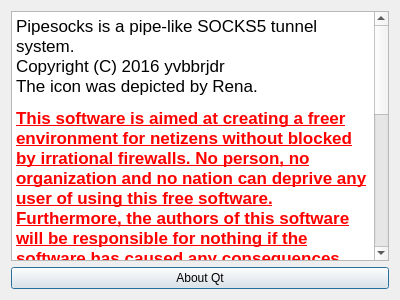
Old version of the form pipesocks/aboutdialog.ui in the repository pipesocks/pipesocks.
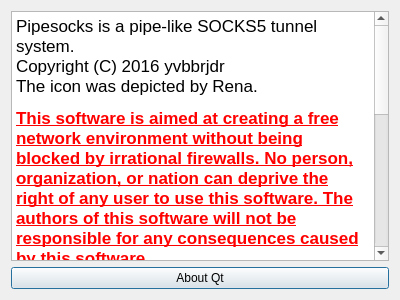
New version of the form.

```diff
--- a/pipesocks/aboutdialog.ui
+++ b/pipesocks/aboutdialog.ui
@@ -22,7 +22,7 @@
 p, li { white-space: pre-wrap; }
 &lt;/style&gt;&lt;/head&gt;&lt;body style=&quot; font-family:'.SF NS Text'; font-size:13pt; font-weight:400; font-style:normal;&quot;&gt;
 &lt;p style=&quot; margin-top:12px; margin-bottom:12px; margin-left:0px; margin-right:0px; -qt-block-indent:0; text-indent:0px;&quot;&gt;Pipesocks is a pipe-like SOCKS5 tunnel system.&lt;br /&gt;Copyright (C) 2016 yvbbrjdr&lt;br /&gt;The icon was depicted by Rena. &lt;/p&gt;
-&lt;p style=&quot; margin-top:12px; margin-bottom:12px; margin-left:0px; margin-right:0px; -qt-block-indent:0; text-indent:0px;&quot;&gt;&lt;span style=&quot; font-weight:600; text-decoration: underline; color:#ff0000;&quot;&gt;This software is aimed at creating a freer environment for netizens without blocked by irrational firewalls. No person, no organization and no nation can deprive any user of using this free software. Furthermore, the authors of this software will be responsible for nothing if the software has caused any consequences. &lt;/span&gt;&lt;/p&gt;
+&lt;p style=&quot; margin-top:12px; margin-bottom:12px; margin-left:0px; margin-right:0px; -qt-block-indent:0; text-indent:0px;&quot;&gt;&lt;span style=&quot; font-weight:600; text-decoration: underline; color:#ff0000;&quot;&gt;This software is aimed at creating a free network environment without being blocked by irrational firewalls. No person, organization, or nation can deprive the right of any user to use this software. The authors of this software will not be responsible for any consequences caused by this software. &lt;/span&gt;&lt;/p&gt;
 &lt;p style=&quot; margin-top:12px; margin-bottom:12px; margin-left:0px; margin-right:0px; -qt-block-indent:0; text-indent:0px;&quot;&gt;This program is free software: you can redistribute it and/or modify it under the terms of the GNU General Public License as published by the Free Software Foundation, either version 3 of the License, or (at your option) any later version. &lt;/p&gt;
 &lt;p style=&quot; margin-top:12px; margin-bottom:12px; margin-left:0px; margin-right:0px; -qt-block-indent:0; text-indent:0px;&quot;&gt;This program is distributed in the hope that it will be useful, but WITHOUT ANY WARRANTY; without even the implied warranty of MERCHANTABILITY or FITNESS FOR A PARTICULAR PURPOSE. See the GNU General Public License for more details. &lt;/p&gt;
 &lt;p style=&quot; margin-top:12px; margin-bottom:12px; margin-left:0px; margin-right:0px; -qt-block-indent:0; text-indent:0px;&quot;&gt;You should have received a copy of the GNU General Public License along with this program. If not, see &amp;lt;http://www.gnu.org/licenses/&amp;gt;.&lt;/p&gt;&lt;/body&gt;&lt;/html&gt;</string>
```
